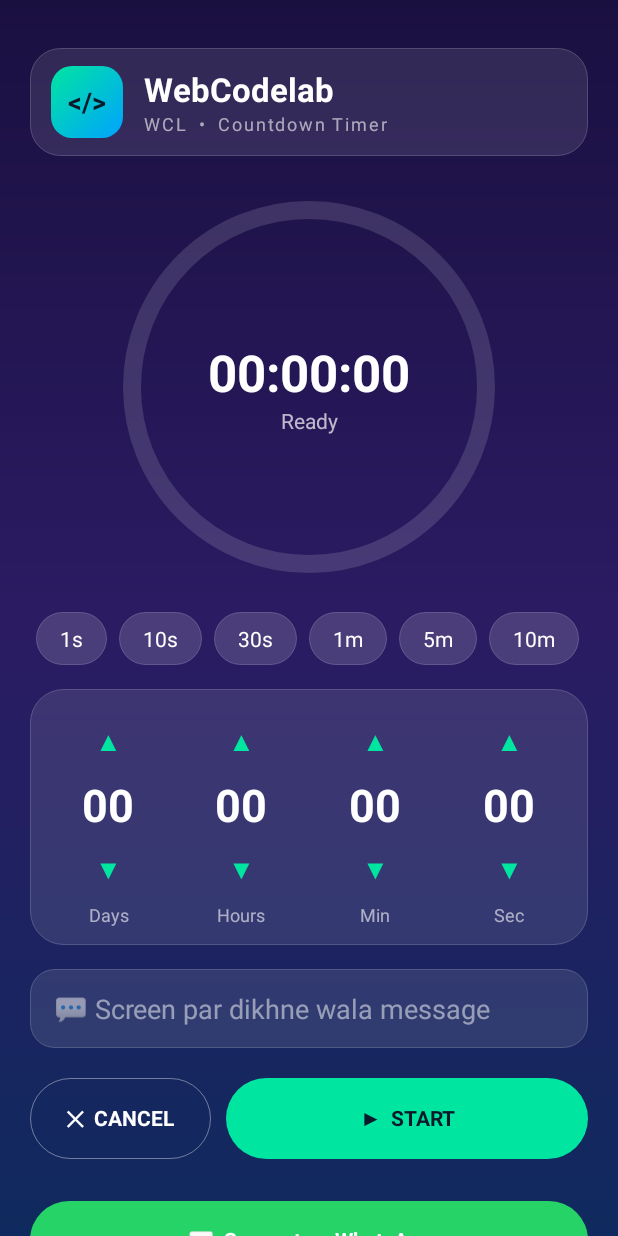
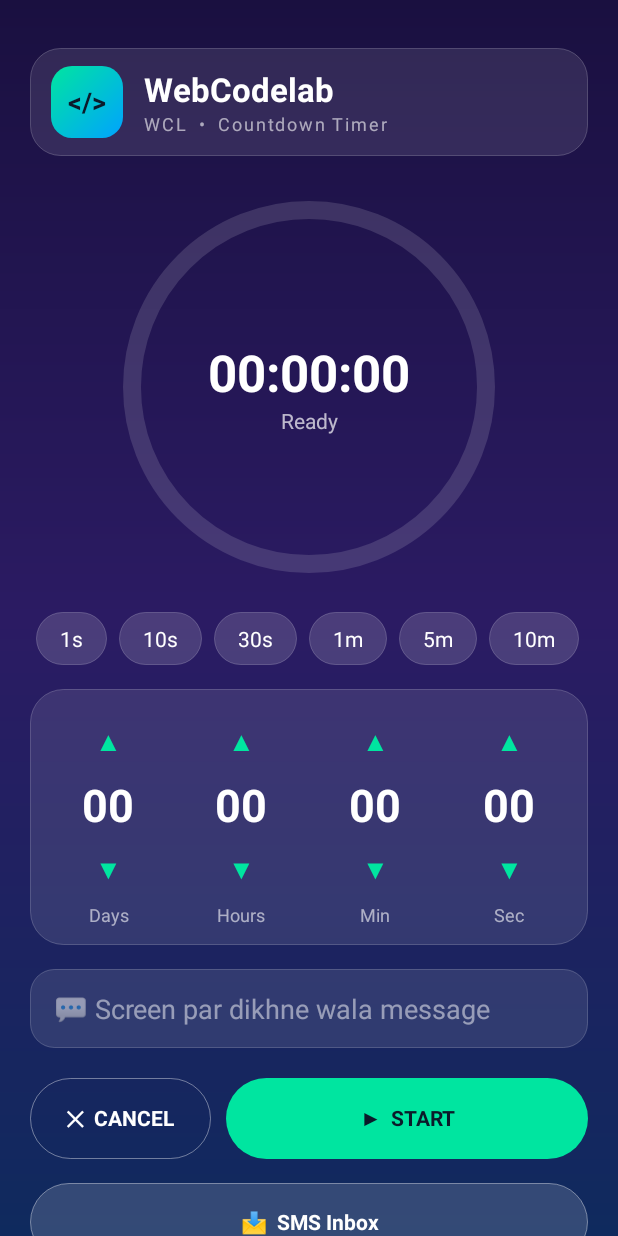
Before and after one commit to Web-codelab/new-project, an Android app: the screen it shows after launch (MainActivity), on a phone screen of 412 x 824 dp. Run offline under Robolectric (Android 15) with nearby library versions, the phone set to English and light mode, and no system bars.

Commit message:
Update MainActivity.kt

```diff
--- a/app/src/main/java/com/webcodelab/countdown/MainActivity.kt
+++ b/app/src/main/java/com/webcodelab/countdown/MainActivity.kt
@@ -228,6 +228,18 @@ class MainActivity : Activity() {
         btnRow.addView(start, LinearLayout.LayoutParams(0, dp(54), 2f))
         root.addView(btnRow, LinearLayout.LayoutParams(MATCH, WRAP).apply { topMargin = dp(20) })
 
+        // ---------- SMS Inbox ----------
+        val sms = Button(this).apply {
+            text = "📩  SMS Inbox"
+            isAllCaps = false
+            setTextColor(Color.WHITE)
+            typeface = Typeface.DEFAULT_BOLD
+            stateListAnimator = null
+            background = pill("#26FFFFFF", 28, "#66FFFFFF")
+            setOnClickListener { startActivity(Intent(this@MainActivity, SmsActivity::class.java)) }
+        }
+        root.addView(sms, LinearLayout.LayoutParams(MATCH, dp(52)).apply { topMargin = dp(16) })
+
         // ---------- WhatsApp support ----------
         val wa = Button(this).apply {
             text = "💬  Support on WhatsApp"
@@ -238,7 +250,7 @@ class MainActivity : Activity() {
             background = pill("#25D366", 28)
             setOnClickListener { openWhatsApp() }
         }
-        root.addView(wa, LinearLayout.LayoutParams(MATCH, dp(52)).apply { topMargin = dp(28) })
+        root.addView(wa, LinearLayout.LayoutParams(MATCH, dp(52)).apply { topMargin = dp(16) })
 
         root.addView(TextView(this).apply {
             text = "© WebCodelab  •  WCL"
```
